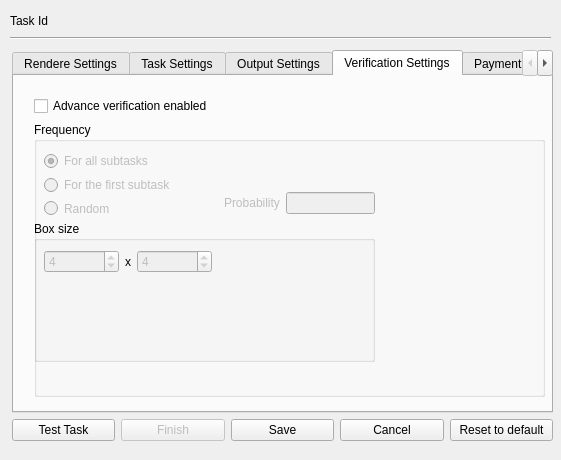
Qt form gnr/ui/RenderingNewTaskDialog.ui (golemfactory/clay) before a commit.
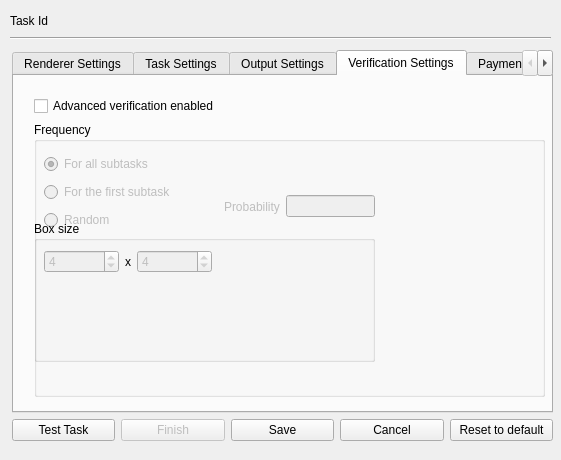
The same form after that commit. The open tabs and pages were chosen to show the change.

Commit message: Changed "Rendere" and "Advance" typos

Diff of the .ui file:
```diff
--- a/gnr/ui/RenderingNewTaskDialog.ui
+++ b/gnr/ui/RenderingNewTaskDialog.ui
@@ -39,7 +39,7 @@
       </property>
       <widget class="QWidget" name="rendererSettingsTab">
        <attribute name="title">
-        <string>Rendere Settings</string>
+        <string>Renderer Settings</string>
        </attribute>
        <widget class="QWidget" name="formLayoutWidget">
         <property name="geometry">
@@ -682,7 +682,7 @@
          <item>
           <widget class="QCheckBox" name="advanceVerificationCheckBox">
            <property name="text">
-            <string>Advance verification enabled</string>
+            <string>Advanced verification enabled</string>
            </property>
            <property name="tristate">
             <bool>false</bool>
@@ -699,8 +699,8 @@
              <rect>
               <x>10</x>
               <y>30</y>
-              <width>161</width>
-              <height>65</height>
+              <width>167</width>
+              <height>80</height>
              </rect>
             </property>
             <layout class="QVBoxLayout" name="verticalLayout_4">
@@ -837,7 +837,7 @@
               <x>190</x>
               <y>70</y>
               <width>151</width>
-              <height>22</height>
+              <height>29</height>
              </rect>
             </property>
             <layout class="QHBoxLayout" name="horizontalLayout_14">
```
The commit also changes 2 other files.
